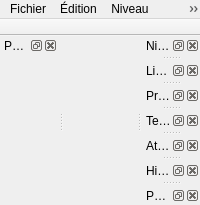
This is Source/Elements/UI/MainWindow.ui in azertval/ProjectGaming as Qt 5 draws it before an edit. The edited form follows.
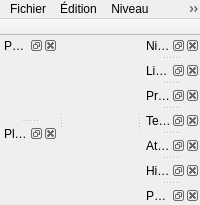
This is the edited form.

Commit message: wip(hmi): LOT-69 TACHE-08 -- espace « Plans », panneau et cycle de vie (en cours)

Patch:
```diff
--- a/Source/Elements/UI/MainWindow.ui
+++ b/Source/Elements/UI/MainWindow.ui
@@ -120,6 +120,11 @@
    <attribute name="dockWidgetArea"><number>1</number></attribute>
    <widget class="QWidget" name="paletteContents"/>
   </widget>
+  <widget class="QDockWidget" name="PlanesPanel">
+   <property name="windowTitle"><string>Plans</string></property>
+   <attribute name="dockWidgetArea"><number>1</number></attribute>
+   <widget class="QWidget" name="planesContents"/>
+  </widget>
   <widget class="QDockWidget" name="LevelsPanel">
    <property name="windowTitle"><string>Niveaux</string></property>
    <attribute name="dockWidgetArea"><number>2</number></attribute>
```
The commit also changes 19 other files.
